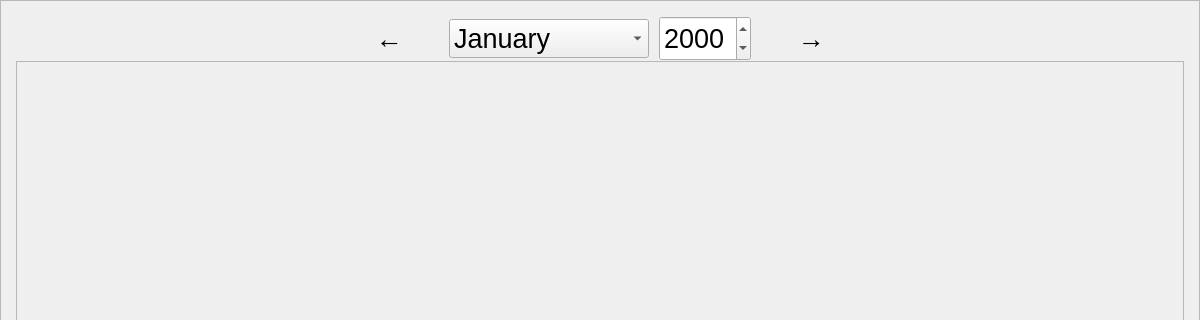
someretical/TheoreticalDiary, file src/gui/diaryentryviewer.ui: the form before one commit; both pictures show x 0 to 1200 and y 0 to 320 of the 1200 by 600 pixel window.
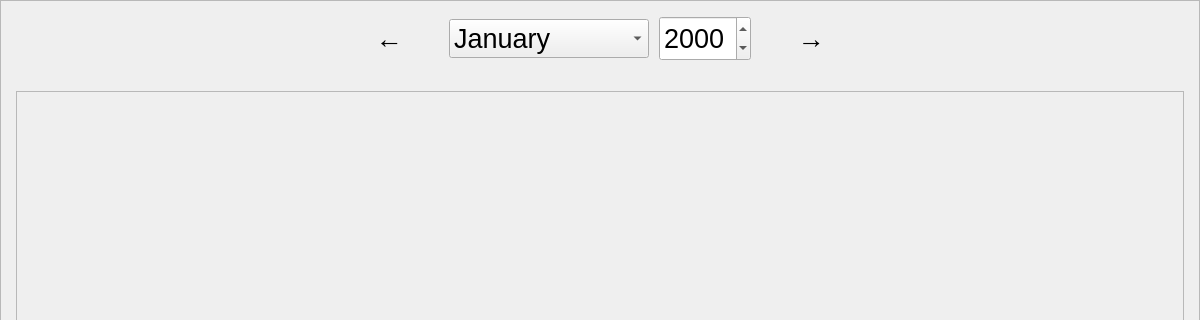
The form after the commit.

Commit message:
re-implemented diary entry list tab
- fixed title date in editor tab
- fixed save change dectection bug

Patch:
```diff
--- a/src/gui/diaryentryviewer.ui
+++ b/src/gui/diaryentryviewer.ui
@@ -86,9 +86,93 @@
       <property name="bottomMargin">
        <number>15</number>
       </property>
-      <property name="spacing">
+      <property name="horizontalSpacing">
        <number>0</number>
       </property>
+      <property name="verticalSpacing">
+       <number>30</number>
+      </property>
+      <item row="1" column="0">
+       <widget class="QScrollArea" name="scrollArea">
+        <property name="sizePolicy">
+         <sizepolicy hsizetype="Expanding" vsizetype="Expanding">
+          <horstretch>0</horstretch>
+          <verstretch>0</verstretch>
+         </sizepolicy>
+        </property>
+        <property name="widgetResizable">
+         <bool>true</bool>
+        </property>
+        <property name="alignment">
+         <set>Qt::AlignLeading|Qt::AlignLeft|Qt::AlignTop</set>
+        </property>
+        <widget class="QWidget" name="grid">
+         <property name="geometry">
+          <rect>
+           <x>0</x>
+           <y>0</y>
+           <width>1166</width>
+           <height>489</height>
+          </rect>
+         </property>
+         <property name="sizePolicy">
+          <sizepolicy hsizetype="Expanding" vsizetype="Expanding">
+           <horstretch>0</horstretch>
+           <verstretch>0</verstretch>
+          </sizepolicy>
+         </property>
+         <layout class="QGridLayout" name="gridLayout_3">
+          <property name="leftMargin">
+           <number>0</number>
+          </property>
+          <property name="topMargin">
+           <number>0</number>
+          </property>
+          <property name="rightMargin">
+           <number>0</number>
+          </property>
+          <property name="bottomMargin">
+           <number>0</number>
+          </property>
+          <property name="spacing">
+           <number>0</number>
+          </property>
+          <item row="1" column="0">
+           <spacer name="verticalSpacer">
+            <property name="orientation">
+             <enum>Qt::Vertical</enum>
+            </property>
+            <property name="sizeHint" stdset="0">
+             <size>
+              <width>20</width>
+              <height>0</height>
+             </size>
+            </property>
+           </spacer>
+          </item>
+          <item row="0" column="0">
+           <layout class="QGridLayout" name="entry_grid">
+            <property name="leftMargin">
+             <number>15</number>
+            </property>
+            <property name="topMargin">
+             <number>15</number>
+            </property>
+            <property name="rightMargin">
+             <number>15</number>
+            </property>
+            <property name="bottomMargin">
+             <number>15</number>
+            </property>
+            <property name="spacing">
+             <number>30</number>
+            </property>
+           </layout>
+          </item>
+         </layout>
+        </widget>
+       </widget>
+      </item>
       <item row="0" column="0">
        <layout class="QGridLayout" name="gridLayout_5">
         <property name="horizontalSpacing">
@@ -310,36 +394,6 @@
         </item>
        </layout>
       </item>
-      <item row="1" column="0">
-       <widget class="QScrollArea" name="scrollArea">
-        <property name="sizePolicy">
-         <sizepolicy hsizetype="MinimumExpanding" vsizetype="MinimumExpanding">
-          <horstretch>0</horstretch>
-          <verstretch>0</verstretch>
-         </sizepolicy>
-        </property>
-        <property name="widgetResizable">
-         <bool>true</bool>
-        </property>
-        <widget class="QWidget" name="entry_grid">
-         <property name="geometry">
-          <rect>
-           <x>0</x>
-           <y>0</y>
-           <width>1166</width>
-           <height>519</height>
-          </rect>
-         </property>
-         <property name="sizePolicy">
-          <sizepolicy hsizetype="Expanding" vsizetype="Expanding">
-           <horstretch>0</horstretch>
-           <verstretch>0</verstretch>
-          </sizepolicy>
-         </property>
-         <layout class="QGridLayout" name="gridLayout_3"/>
-        </widget>
-       </widget>
-      </item>
      </layout>
     </widget>
    </item>
```
The commit also changes 22 other files.
